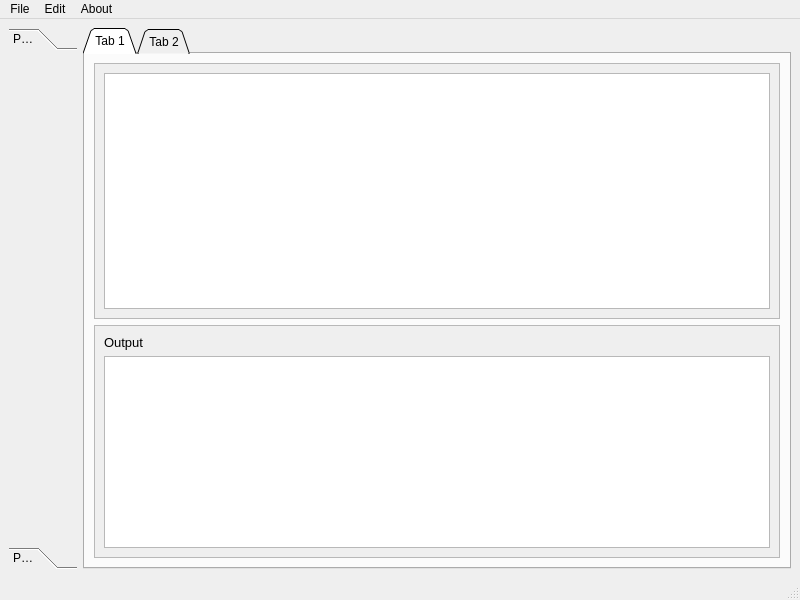
Above: SeniorProject2025GUI/errorwindow.ui from SSpectre4x/Senior_Project_2025 before the change. Below: the same form after it.
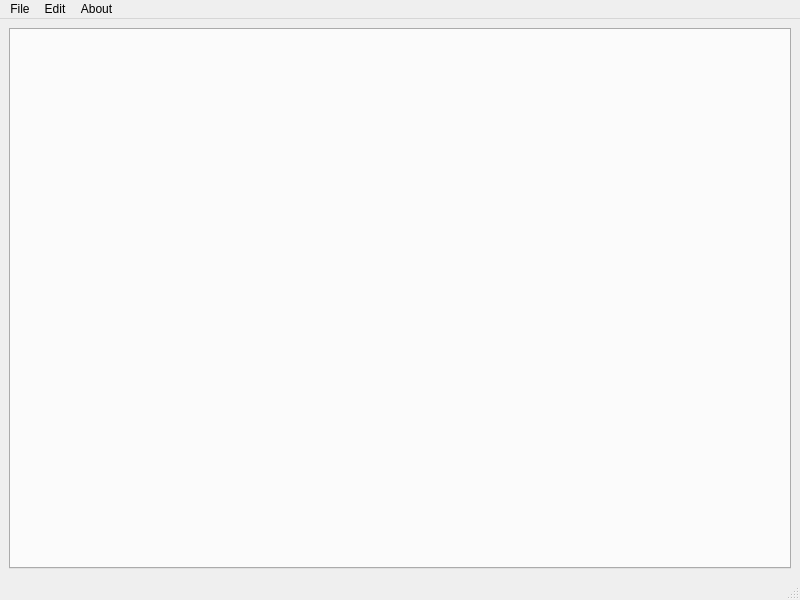
That is the form after the change.

```diff
--- a/SeniorProject2025GUI/errorwindow.ui
+++ b/SeniorProject2025GUI/errorwindow.ui
@@ -15,39 +15,6 @@
   </property>
   <widget class="QWidget" name="centralwidget">
    <layout class="QHBoxLayout" name="horizontalLayout">
-    <item alignment="Qt::AlignmentFlag::AlignLeft">
-     <widget class="QToolBox" name="toolBox">
-      <property name="currentIndex">
-       <number>0</number>
-      </property>
-      <widget class="QWidget" name="page">
-       <property name="geometry">
-        <rect>
-         <x>0</x>
-         <y>0</y>
-         <width>83</width>
-         <height>458</height>
-        </rect>
-       </property>
-       <attribute name="label">
-        <string>Page 1</string>
-       </attribute>
-      </widget>
-      <widget class="QWidget" name="page_2">
-       <property name="geometry">
-        <rect>
-         <x>0</x>
-         <y>0</y>
-         <width>83</width>
-         <height>458</height>
-        </rect>
-       </property>
-       <attribute name="label">
-        <string>Page 2</string>
-       </attribute>
-      </widget>
-     </widget>
-    </item>
     <item>
      <widget class="QTabWidget" name="tabWidget">
       <property name="tabPosition">
@@ -56,86 +23,9 @@
       <property name="tabShape">
        <enum>QTabWidget::TabShape::Triangular</enum>
       </property>
-      <widget class="QWidget" name="tab">
-       <attribute name="title">
-        <string>Tab 1</string>
-       </attribute>
-       <layout class="QVBoxLayout" name="verticalLayout">
-        <item>
-         <widget class="QScrollArea" name="scrollArea">
-          <property name="widgetResizable">
-           <bool>true</bool>
-          </property>
-          <widget class="QWidget" name="scrollAreaWidgetContents">
-           <property name="geometry">
-            <rect>
-             <x>0</x>
-             <y>0</y>
-             <width>660</width>
-             <height>244</height>
-            </rect>
-           </property>
-           <layout class="QVBoxLayout" name="verticalLayout_2">
-            <item>
-             <widget class="QTextEdit" name="textEdit">
-              <property name="font">
-               <font>
-                <pointsize>12</pointsize>
-               </font>
-              </property>
-             </widget>
-            </item>
-           </layout>
-          </widget>
-         </widget>
-        </item>
-        <item alignment="Qt::AlignmentFlag::AlignBottom">
-         <widget class="QScrollArea" name="scrollArea_2">
-          <property name="widgetResizable">
-           <bool>true</bool>
-          </property>
-          <widget class="QWidget" name="scrollAreaWidgetContents_2">
-           <property name="geometry">
-            <rect>
-             <x>0</x>
-             <y>0</y>
-             <width>660</width>
-             <height>214</height>
-            </rect>
-           </property>
-           <layout class="QVBoxLayout" name="verticalLayout_3">
-            <item alignment="Qt::AlignmentFlag::AlignTop">
-             <widget class="QLabel" name="label">
-              <property name="font">
-               <font>
-                <pointsize>10</pointsize>
-               </font>
-              </property>
-              <property name="text">
-               <string>Output</string>
-              </property>
-             </widget>
-            </item>
-            <item alignment="Qt::AlignmentFlag::AlignBottom">
-             <widget class="QTextEdit" name="textEdit_2">
-              <property name="font">
-               <font>
-                <pointsize>12</pointsize>
-               </font>
-              </property>
-             </widget>
-            </item>
-           </layout>
-          </widget>
-         </widget>
-        </item>
-       </layout>
-      </widget>
-      <widget class="QWidget" name="tab_2">
-       <attribute name="title">
-        <string>Tab 2</string>
-       </attribute>
-      </widget>
+      <property name="currentIndex">
+       <number>-1</number>
+      </property>
      </widget>
     </item>
    </layout>
```
